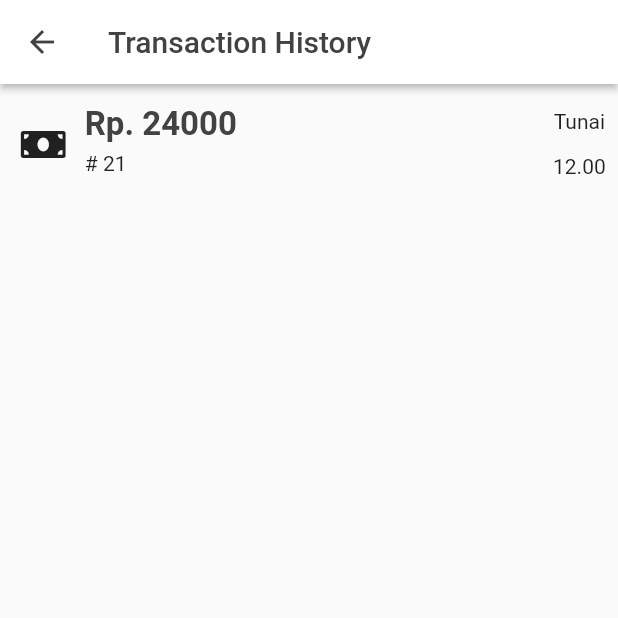
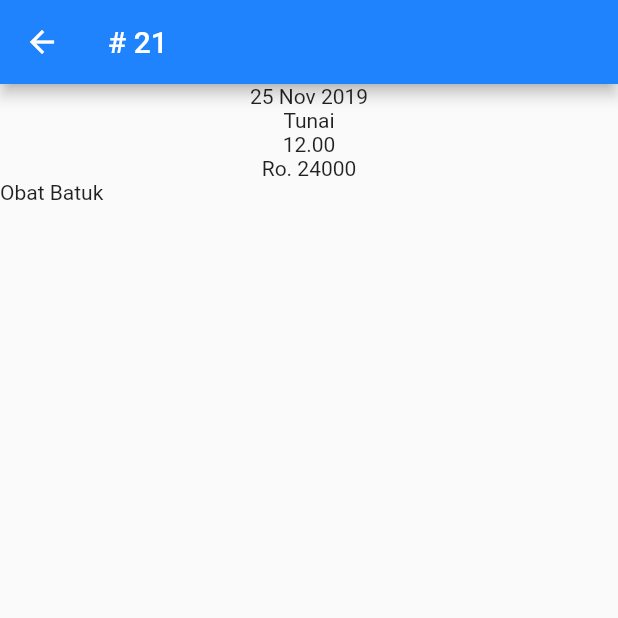
Before and after one commit to faizainur/pharmacy-app-flutter, a Flutter app: the HistoryPage screen opened directly, after a tap on an icon or button, on a phone screen of 412 x 824 dp, the top half of it. Run offline on Flutter 3.47's test engine with Material 2 defaults, Android fonts, the phone set to English and light mode, and no system bars; our stand-ins replace dotted_border, font_awesome_flutter, rflutter_alert; missing offline and left inert: avatar_letter, easy_dialog, flutter_barcode_scanner, random_color.

Commit message:
adding transaction_details page

```diff
--- a/lib/history_item.dart
+++ b/lib/history_item.dart
@@ -1,6 +1,7 @@
 import 'package:flutter/material.dart';
 import 'package:font_awesome_flutter/font_awesome_flutter.dart';
 import 'package:pharmacy_app/models/transaction.dart';
+import 'trasaction_details.dart';
 
 class HistoryItem extends StatefulWidget {
   Transaction transaction;
@@ -21,11 +22,11 @@ class _HistoryItemState extends State<HistoryItem> {
         onTap: () {
           /* TODO : Navigate to transaction details page, passing transaction data */
 
-          /* Navigator.push(context, MaterialPageRoute(
+          Navigator.push(context, MaterialPageRoute(
             builder: (BuildContext context) {
-              return HistoryPage();
+              return TransactionDetailsPage(widget.transaction);
             }
-          ),); */
+          ),);
         },
         child: Container(
           height: 80,
--- a/lib/history_page.dart
+++ b/lib/history_page.dart
@@ -9,20 +9,28 @@ class HistoryPage extends StatefulWidget {
 }
 
 class _HistoryPageState extends State<HistoryPage> {
-  Transaction transaction = new Transaction(
+  Transaction transaction1 = new Transaction(
       21, '25 Nov 2019', '12.00', listProductSold, 'Tunai', 24000);
+  Transaction transaction2 = new Transaction(
+      35, '28 Nov 2019', '12.50', listProductSold, 'OVO', 120000);
   Product obatBatuk = new Product('OB1', 'Obat Batuk', 5, 'Meredakan batuk');
 
   static List<Product> listProductSold = List<Product>();
+  static List<Transaction> transacionList = List<Transaction>();
 
   @override
   void initState() {
     // TODO: implement initState
     super.initState();
 
+    listProductSold.clear();
+    transacionList.clear();
+
     listProductSold.add(obatBatuk);
+    transacionList.add(transaction1);
+    transacionList.add(transaction2);
 
-    print(transaction.listProductSold[0].productName);
+    // print(transaction.listProductSold[0].productName);
   }
 
   @override
@@ -41,9 +49,12 @@ class _HistoryPageState extends State<HistoryPage> {
       ),
       body: Container(
         child: Center(
-          child: ListView(
-            children: <Widget>[HistoryItem(transaction)],
-          ),
+          child: ListView.builder(
+            itemCount: transacionList.length,
+            itemBuilder: (BuildContext context, int index) {
+              return HistoryItem(transacionList[index]);
+            },
+          )
         ),
       ),
     );
--- /dev/null
+++ b/lib/trasaction_details.dart
@@ -0,0 +1,57 @@
+import 'package:flutter/material.dart';
+import 'package:pharmacy_app/models/product.dart';
+import 'package:pharmacy_app/models/transaction.dart';
+
+class TransactionDetailsPage extends StatefulWidget {
+  Transaction transaction;
+
+  TransactionDetailsPage(this.transaction);
+
+  @override
+  _TransactionDetailsPageState createState() => _TransactionDetailsPageState();
+}
+
+class _TransactionDetailsPageState extends State<TransactionDetailsPage> {
+
+
+  @override
+  void initState() {
+    // TODO: implement initState
+    super.initState();
+
+  }
+
+  @override
+  Widget build(BuildContext context) {
+    return Scaffold(
+      appBar: AppBar(
+        backgroundColor: const Color(0xff1f83fe),
+        leading: IconButton(
+          onPressed: (){
+            Navigator.pop(context);
+          },
+          icon: Icon(Icons.arrow_back),
+        ),
+        title: Text("# " + widget.transaction.transactionId.toString()),
+      ),
+      body: Container(
+        child: Column(
+          children: <Widget>[
+            Text(widget.transaction.date),
+            Text(widget.transaction.payMethod),
+            Text(widget.transaction.time),
+            Text("Ro. " + widget.transaction.totalPrice.toString()),
+            Container(height: 500,
+                          child: ListView.builder(
+                itemCount: widget.transaction.listProductSold.length,
+                itemBuilder: (BuildContext context, int index) {
+                  return Text(widget.transaction.listProductSold[index].productName);
+                },
+              ),
+            )
+          ],
+        ),
+      )
+    );
+  }
+}
```
